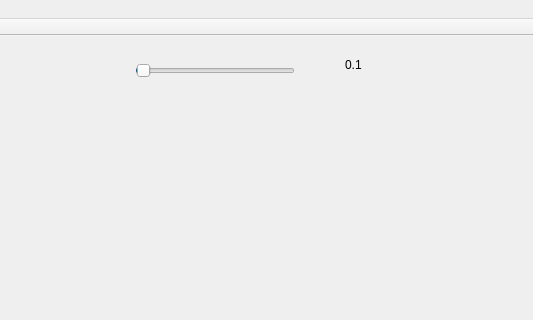
Old version of the form GS2/mainwindow.ui in the repository Feyzahas/ColorPop; both pictures show x 175 to 708 and y 0 to 320 of the 708 by 531 pixel window.
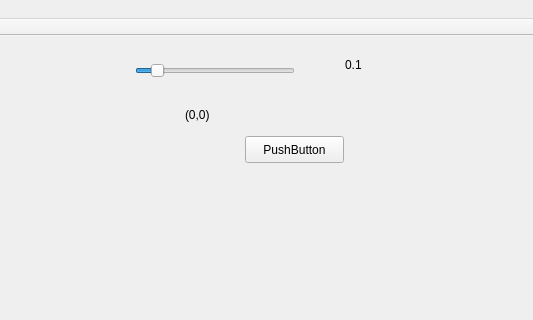
New version of the form. Icons and pictures are not drawn.

Patch:
```diff
--- a/GS2/mainwindow.ui
+++ b/GS2/mainwindow.ui
@@ -45,8 +45,11 @@
     <property name="maximum">
      <number>100</number>
     </property>
+    <property name="value">
+     <number>10</number>
+    </property>
     <property name="sliderPosition">
-     <number>1</number>
+     <number>10</number>
     </property>
     <property name="orientation">
      <enum>Qt::Horizontal</enum>
@@ -65,6 +68,51 @@
      <string>0.1</string>
     </property>
    </widget>
+   <widget class="QPushButton" name="pushButton">
+    <property name="geometry">
+     <rect>
+      <x>420</x>
+      <y>100</y>
+      <width>99</width>
+      <height>27</height>
+     </rect>
+    </property>
+    <property name="text">
+     <string>PushButton</string>
+    </property>
+   </widget>
+   <widget class="QLabel" name="outputLabel">
+    <property name="geometry">
+     <rect>
+      <x>40</x>
+      <y>240</y>
+      <width>281</width>
+      <height>181</height>
+     </rect>
+    </property>
+    <property name="text">
+     <string/>
+    </property>
+    <property name="pixmap">
+     <pixmap>../../GreyScale/fish.jpg</pixmap>
+    </property>
+    <property name="scaledContents">
+     <bool>true</bool>
+    </property>
+   </widget>
+   <widget class="QLabel" name="positionLabel">
+    <property name="geometry">
+     <rect>
+      <x>360</x>
+      <y>70</y>
+      <width>161</width>
+      <height>17</height>
+     </rect>
+    </property>
+    <property name="text">
+     <string>(0,0)</string>
+    </property>
+   </widget>
   </widget>
   <widget class="QMenuBar" name="menuBar">
    <property name="geometry">
```
Left out of the diff: 3 changed lines with no effect on the pictures.
